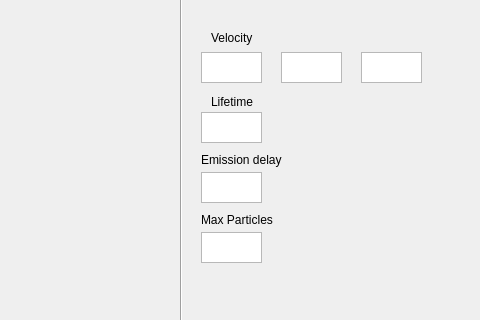
This is TA_ParticleEditor/TA_ParticleEditor/particleeditor.ui in Stureplan/TA_ParticleEditor as Qt 5 draws it before an edit; both pictures show x 469 to 949 and y 105 to 425 of the 949 by 653 pixel window. The edited form follows.
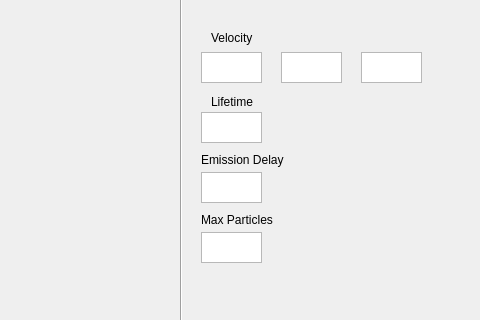
This is the edited form. Custom widgets are drawn as their Qt base class.

Diff of the .ui file:
```diff
--- a/TA_ParticleEditor/TA_ParticleEditor/particleeditor.ui
+++ b/TA_ParticleEditor/TA_ParticleEditor/particleeditor.ui
@@ -224,7 +224,7 @@
      </rect>
     </property>
     <property name="text">
-     <string>Emission delay</string>
+     <string>Emission Delay</string>
     </property>
    </widget>
    <widget class="QLabel" name="label_MaxParticles">
```
Left out of the diff: 68 changed lines with no effect on the pictures.
